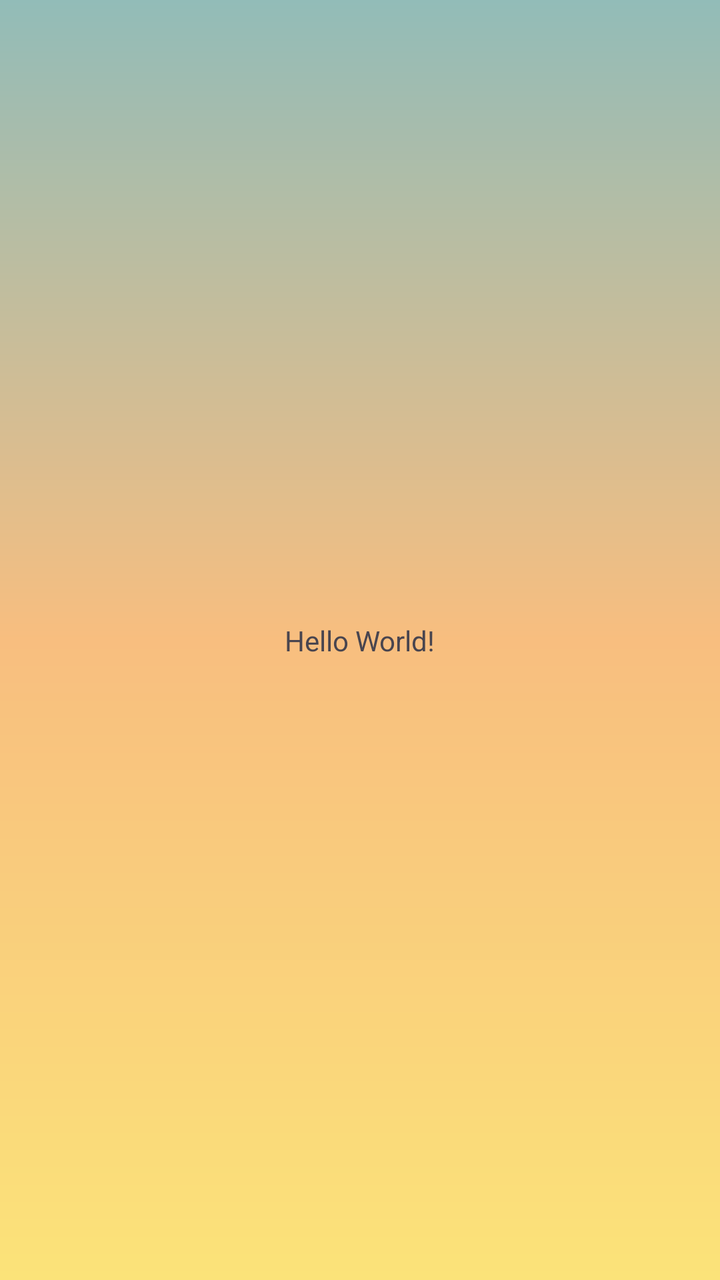
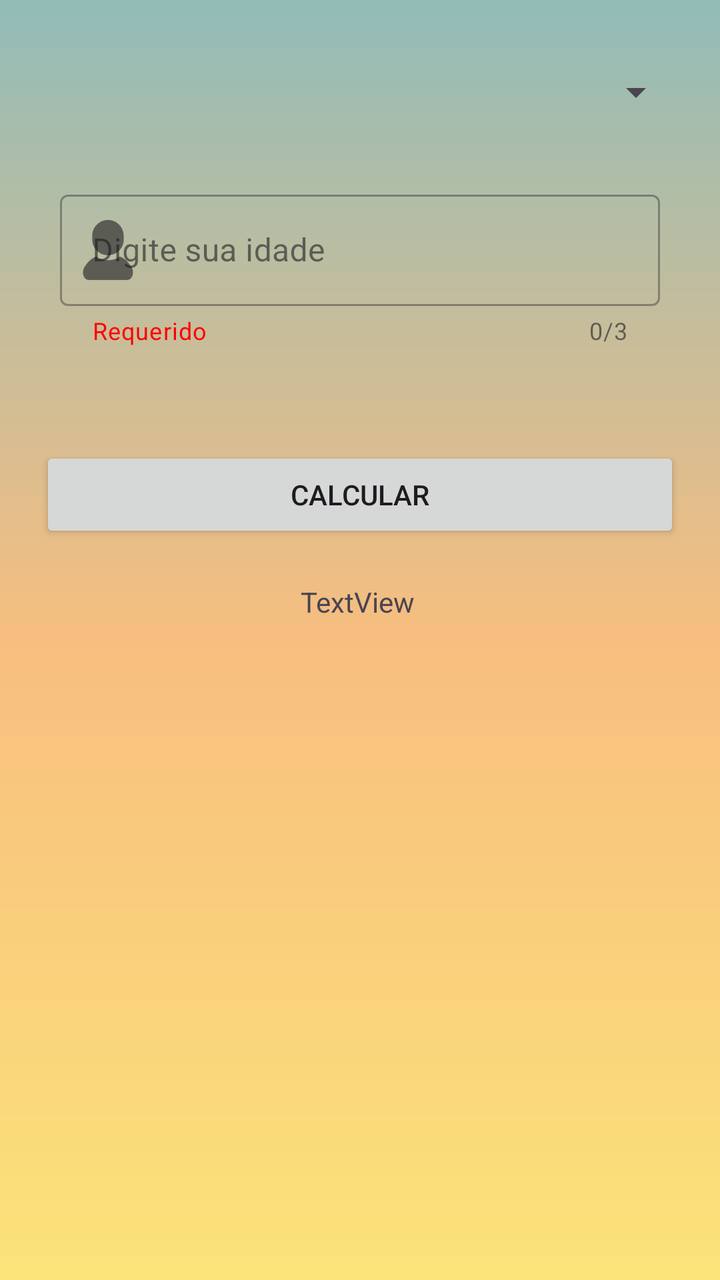

Before-and-after screenshots of an Android layout around one commit, followed by the original layout XML and the change that was made.
<!-- AndroidManifest.xml: application theme Theme.AppAposentadoria -->
<!-- res/layout/activity_main.xml -->
<?xml version="1.0" encoding="utf-8"?>
<androidx.constraintlayout.widget.ConstraintLayout
    xmlns:android="http://schemas.android.com/apk/res/android"
    xmlns:tools="http://schemas.android.com/tools"
    xmlns:app="http://schemas.android.com/apk/res-auto"
    android:id="@+id/main"
    android:layout_width="match_parent"
    android:layout_height="match_parent"
    android:background="@drawable/bgbackground"
    tools:context=".MainActivity">

    <TextView
      android:layout_width="wrap_content"
      android:layout_height="wrap_content"
      android:text="Hello World!"
      app:layout_constraintBottom_toBottomOf="parent"
      app:layout_constraintStart_toStartOf="parent"
      app:layout_constraintEnd_toEndOf="parent"
      app:layout_constraintTop_toTopOf="parent" />

  </androidx.constraintlayout.widget.ConstraintLayout>
<!-- resources referenced by this layout -->
<resources>
  <!-- drawable bgbackground (drawable) -->
  <?xml version="1.0" encoding="utf-8"?>
  <shape xmlns:android="http://schemas.android.com/apk/res/android"
      android:shape="rectangle">
  
      <gradient
          android:type="linear"
          android:startColor="@color/degrade1"
          android:centerColor="@color/degrade2"
          android:endColor="@color/degrade3"
          android:angle="50" />
  
  </shape>
  <style name="Theme.AppAposentadoria" parent="Base.Theme.AppAposentadoria" />
  <color name="degrade1">#92BCB8</color>
  <color name="degrade2">#F8BE7F</color>
  <color name="degrade3">#FBE379</color>
  <style name="Base.Theme.AppAposentadoria" parent="Theme.Material3.DayNight.NoActionBar">
          
          
      </style>
</resources>

<!-- the commit's change to res/layout/activity_main.xml (unified diff, before → after) -->
@@ -9,13 +9,75 @@
     android:background="@drawable/bgbackground"
     tools:context=".MainActivity">
 
+    <Spinner
+        android:id="@+id/escolha"
+        android:layout_width="0dp"
+        android:layout_height="wrap_content"
+        android:layout_marginTop="30dp"
+        android:padding="16dp"
+        app:layout_constraintEnd_toStartOf="@+id/guiaDireira"
+        app:layout_constraintStart_toStartOf="@+id/guiaEsquerda"
+        app:layout_constraintTop_toTopOf="parent" />
+
+    <com.google.android.material.textfield.TextInputLayout
+        android:id="@+id/inputIdade"
+        style="@style/Widget.MaterialComponents.TextInputLayout.OutlinedBox"
+        android:layout_width="match_parent"
+        android:layout_height="wrap_content"
+        android:layout_margin="30dp"
+        android:hint="@string/digite_sua_idade"
+        app:counterEnabled="true"
+        app:counterMaxLength="3"
+        app:endIconMode="clear_text"
+        app:helperText="@string/requerido"
+        app:helperTextTextColor="@color/red"
+        app:layout_constraintEnd_toStartOf="@+id/guiaDireira"
+        app:layout_constraintStart_toStartOf="@+id/guiaEsquerda"
+        app:layout_constraintTop_toBottomOf="@+id/escolha"
+        app:startIconDrawable="@drawable/icpessoa">
+
+        <com.google.android.material.textfield.TextInputEditText
+            android:id="@+id/editIdade"
+            android:layout_width="match_parent"
+            android:layout_height="wrap_content"
+            android:inputType="number"
+            android:maxLength="3" />
+
+    </com.google.android.material.textfield.TextInputLayout>
+
+    <Button
+        android:id="@+id/calcular"
+        android:layout_width="match_parent"
+        android:layout_height="wrap_content"
+        android:layout_marginTop="50dp"
+        android:layout_marginHorizontal="20dp"
+        android:text="@string/calcular"
+        app:layout_constraintEnd_toStartOf="@+id/guiaDireira"
+        app:layout_constraintStart_toStartOf="@+id/guiaEsquerda"
+        app:layout_constraintTop_toBottomOf="@+id/inputIdade" />
+
+    <androidx.constraintlayout.widget.Guideline
+        android:id="@+id/guiaEsquerda"
+        android:layout_width="wrap_content"
+        android:layout_height="wrap_content"
+        android:orientation="vertical"
+        app:layout_constraintGuide_percent="0.05" />
+
+    <androidx.constraintlayout.widget.Guideline
+        android:id="@+id/guiaDireira"
+        android:layout_width="wrap_content"
+        android:layout_height="wrap_content"
+        android:orientation="vertical"
+        app:layout_constraintGuide_percent="0.95" />
+
     <TextView
-      android:layout_width="wrap_content"
-      android:layout_height="wrap_content"
-      android:text="Hello World!"
-      app:layout_constraintBottom_toBottomOf="parent"
-      app:layout_constraintStart_toStartOf="parent"
-      app:layout_constraintEnd_toEndOf="parent"
-      app:layout_constraintTop_toTopOf="parent" />
-
-  </androidx.constraintlayout.widget.ConstraintLayout>
+        android:id="@+id/textView"
+        android:layout_width="wrap_content"
+        android:layout_height="wrap_content"
+        android:layout_marginTop="20dp"
+        android:text="TextView"
+        app:layout_constraintEnd_toStartOf="@+id/guiaDireira"
+        app:layout_constraintHorizontal_bias="0.496"
+        app:layout_constraintStart_toStartOf="@+id/guiaEsquerda"
+        app:layout_constraintTop_toBottomOf="@+id/calcular" />
+</androidx.constraintlayout.widget.ConstraintLayout>
<!-- resource entries referenced after the edit -->
@@ -1,5 +1,6 @@
 <!-- resources referenced by this layout -->
 <resources>
+  <color name="red">#FF0000</color>
   <!-- drawable bgbackground (drawable) -->
   <?xml version="1.0" encoding="utf-8"?>
   <shape xmlns:android="http://schemas.android.com/apk/res/android"
@@ -13,6 +14,17 @@
           android:angle="50" />
   
   </shape>
+  <!-- drawable icpessoa (drawable) -->
+  <vector xmlns:android="http://schemas.android.com/apk/res/android" android:height="30dp" android:viewportHeight="512" android:viewportWidth="512" android:width="30dp">
+        
+      <path android:fillColor="#000000" android:pathData="M458.16,404.22c-18.93,-33.65 -49.93,-71.76 -100.41,-93.43c-28.87,20.2 -63.94,32.09 -101.75,32.09c-37.83,0 -72.9,-11.89 -101.77,-32.09c-50.47,21.67 -81.48,59.78 -100.4,93.43C28.73,448.85 48.42,512 91.84,512c43.43,0 164.16,0 164.16,0s120.73,0 164.15,0C463.58,512 483.27,448.85 458.16,404.22z"/>
+        
+      <path android:fillColor="#000000" android:pathData="M256.01,300.64c74.14,0 134.23,-60.11 134.23,-134.24v-32.16C390.24,60.11 330.15,0 256.01,0c-74.15,0 -134.25,60.11 -134.25,134.24V166.4C121.75,240.53 181.85,300.64 256.01,300.64z"/>
+      
+  </vector>
+  <string name="calcular">Calcular</string>
+  <string name="digite_sua_idade">Digite sua idade</string>
+  <string name="requerido">Requerido</string>
   <style name="Theme.AppAposentadoria" parent="Base.Theme.AppAposentadoria" />
   <color name="degrade1">#92BCB8</color>
   <color name="degrade2">#F8BE7F</color>
